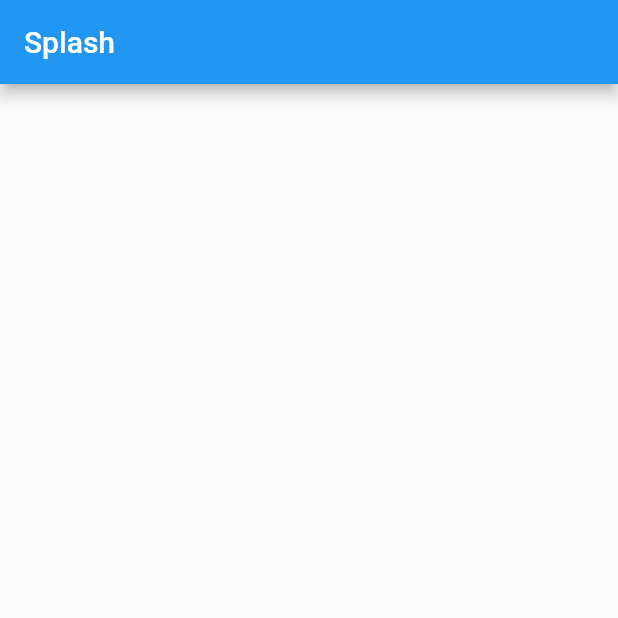
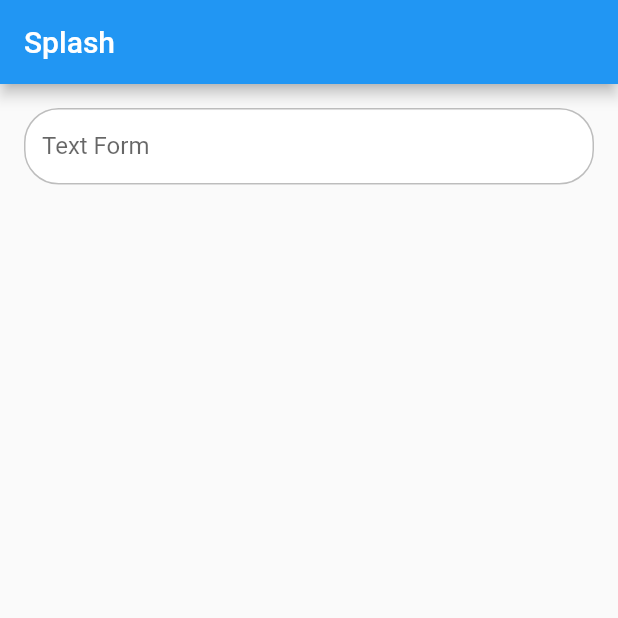
Before and after one commit to soapmactavish23/vakinha_burger_mobile, a Flutter app: the screen it shows after launch, on a phone screen of 412 x 824 dp, the top half of it. Run offline on Flutter 3.47's test engine with Material 2 defaults, Android fonts, the phone set to English and light mode, and no system bars; our stand-ins replace get; Roboto replaces fonts that are missing (mplus1).

Commit message:
TextFormField

```diff
--- /dev/null
+++ b/lib/app/core/rest_client/rest_client.dart
@@ -0,0 +1,22 @@
+import 'package:get/get.dart';
+
+class RestClient extends GetConnect {
+  final _backendBaseUrl = 'http://dartweek.academiadoflutter.com.br';
+
+  RestClient() {
+    httpClient.baseUrl = _backendBaseUrl;
+  }
+}
+
+class RestClientException implements Exception {
+  final int? code;
+  final String massage;
+
+  RestClientException(
+    this.massage, {
+    this.code,
+  });
+
+  @override
+  String toString() => 'RestClientException(code: $code, massage: $massage)';
+}
--- a/lib/app/core/ui/vakinha_ui.dart
+++ b/lib/app/core/ui/vakinha_ui.dart
@@ -7,5 +7,20 @@ class VakinhaUI {
     primaryColor: const Color(0xFF007D21),
     primaryColorDark: const Color(0xFF00343F),
     fontFamily: 'mplus1',
+    elevatedButtonTheme: ElevatedButtonThemeData(
+      style: ElevatedButton.styleFrom(
+        primary: const Color(0xFF007D21),
+        textStyle: const TextStyle(fontFamily: 'mplus1'),
+      ),
+    ),
+    bottomNavigationBarTheme: BottomNavigationBarThemeData(
+      selectedItemColor: Colors.black,
+      selectedIconTheme: const IconThemeData(color: Colors.black),
+      selectedLabelStyle: textBold,
+      unselectedItemColor: Colors.grey[400],
+      unselectedIconTheme: IconThemeData(color: Colors.grey[400]),
+    ),
   );
+
+  static const TextStyle textBold = TextStyle(fontWeight: FontWeight.bold);
 }
--- /dev/null
+++ b/lib/app/core/ui/widgets/vakinha_textformfield.dart
@@ -0,0 +1,49 @@
+import 'package:flutter/material.dart';
+import 'package:get/get.dart';
+
+class VakinhaTextformfield extends StatelessWidget {
+  final String label;
+  final TextEditingController? controller;
+  final bool obscureText;
+  final FormFieldValidator<String>? validator;
+  final ValueChanged<String>? onChange;
+
+  const VakinhaTextformfield({
+    Key? key,
+    required this.label,
+    this.controller,
+    this.obscureText = false,
+    this.validator,
+    this.onChange,
+  }) : super(key: key);
+
+  @override
+  Widget build(BuildContext context) {
+    return TextFormField(
+      controller: controller,
+      obscureText: obscureText,
+      validator: validator,
+      onChanged: onChange,
+      cursorColor: context.theme.primaryColor,
+      decoration: InputDecoration(
+        isDense: true,
+        labelText: label,
+        errorStyle: const TextStyle(color: Colors.redAccent),
+        border: OutlineInputBorder(
+          borderRadius: BorderRadius.circular(23),
+          borderSide: BorderSide(color: Colors.grey[400]!),
+        ),
+        enabledBorder: OutlineInputBorder(
+          borderRadius: BorderRadius.circular(23),
+          borderSide: BorderSide(color: Colors.grey[400]!),
+        ),
+        focusedBorder: OutlineInputBorder(
+          borderRadius: BorderRadius.circular(23),
+          borderSide: BorderSide(color: Colors.grey[400]!),
+        ),
+        filled: true,
+        fillColor: Colors.white,
+      ),
+    );
+  }
+}
--- a/lib/app/modules/splash/splash_page.dart
+++ b/lib/app/modules/splash/splash_page.dart
@@ -1,4 +1,5 @@
 import 'package:flutter/material.dart';
+import 'package:vakinha_burguer_mobile/app/core/ui/widgets/vakinha_textformfield.dart';
 
 class SplashPage extends StatefulWidget {
   const SplashPage({Key? key}) : super(key: key);
@@ -14,7 +15,12 @@ class _SplashPageState extends State<SplashPage> {
       appBar: AppBar(
         title: const Text('Splash'),
       ),
-      body: Container(),
+      body: Padding(
+        padding: const EdgeInsets.all(16.0),
+        child: VakinhaTextformfield(
+          label: 'Text Form',
+        ),
+      ),
     );
   }
 }
--- a/lib/main.dart
+++ b/lib/main.dart
@@ -1,5 +1,6 @@
 import 'package:flutter/material.dart';
 import 'package:get/get.dart';
+import 'package:vakinha_burguer_mobile/app/core/ui/vakinha_ui.dart';
 import 'package:vakinha_burguer_mobile/app/routes/splash_routes.dart';
 
 void main() {
@@ -13,6 +14,7 @@ class VakinhaBurgerMainApp extends StatelessWidget {
   Widget build(BuildContext context) {
     return GetMaterialApp(
       title: 'Vakinha Burger',
+      theme: VakinhaUI.theme,
       getPages: [
         ...SplashRoutes.routers,
       ],
--- a/pubspec.yaml
+++ b/pubspec.yaml
@@ -30,6 +30,9 @@ dependencies:
   flutter:
     sdk: flutter
   get: ^4.6.1
+  get_storage: ^2.0.3
+  validatorless: ^1.2.1
+  intl: ^0.17.0
 
 
   # The following adds the Cupertino Icons font to your application.
```
Also changed, not shown: pubspec.lock.
